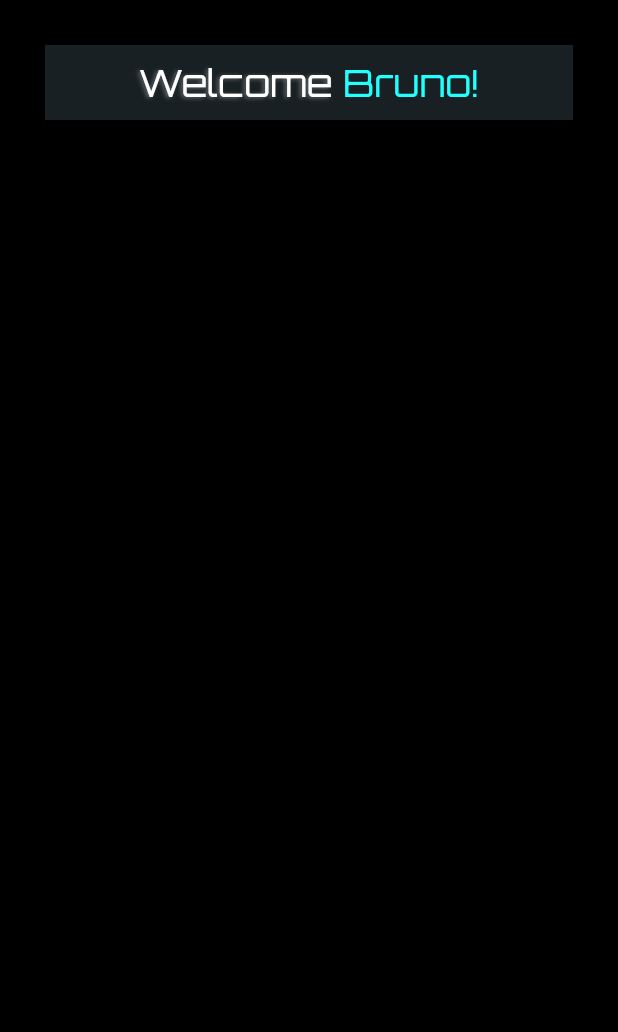
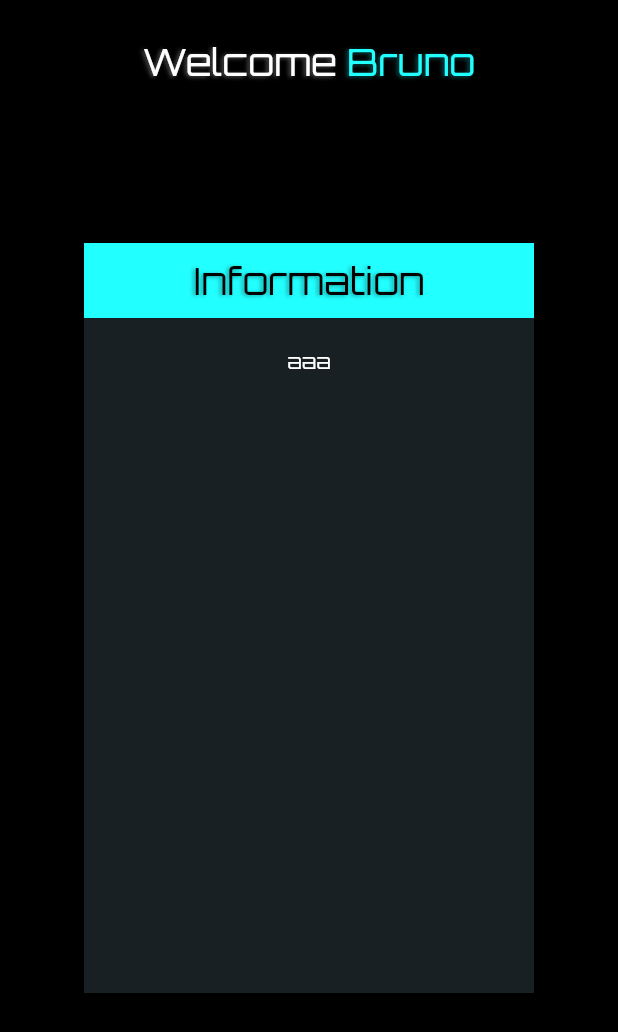
Before and after one commit to BrunoEleodoro/scifi_flutter, a Flutter app: the screen it shows after launch, on a phone screen of 412 x 824 dp. Shown: the top 1032 px of the screen. Run offline on Flutter 3.47's test engine with Material 2 defaults, Android fonts, the phone set to English and light mode, and no system bars; our stand-ins replace google_fonts, video_player.

Commit message:
novs features

```diff
--- /dev/null
+++ b/lib/NeonPanel.dart
@@ -0,0 +1,82 @@
+import 'package:flutter/material.dart';
+
+class NeonPanel extends StatefulWidget {
+  Widget neonTile;
+  Widget child;
+  double width;
+  double height;
+
+  NeonPanel({this.neonTile, this.child, this.width, this.height});
+  @override
+  _NeonPanelState createState() => _NeonPanelState();
+}
+
+class _NeonPanelState extends State<NeonPanel> with TickerProviderStateMixin {
+  Animation<double> _animationWidth;
+  AnimationController _animationControllerWidth;
+
+  Animation<double> _animationHeight;
+  AnimationController _animationControllerHeight;
+  bool showWidth = false;
+  bool showHeight = false;
+  bool end = false;
+  @override
+  void initState() {
+    super.initState();
+    // _animationControllerWidth =
+    //     AnimationController(vsync: this, duration: Duration(seconds: 2));
+    // _animationWidth = Tween<double>(begin: 0, end: widget.width).animate(
+    //     CurvedAnimation(
+    //         parent: _animationControllerWidth, curve: Curves.fastOutSlowIn));
+
+    // _animationControllerHeight =
+    //     AnimationController(vsync: this, duration: Duration(seconds: 2));
+    // _animationHeight = Tween<double>(begin: 0, end: widget.height).animate(
+    //     CurvedAnimation(
+    //         parent: _animationControllerHeight, curve: Curves.fastOutSlowIn));
+
+    Future.delayed(Duration(milliseconds: 200), () async {
+      // print('start');
+      // _animationControllerWidth.forward();
+      // await Future.delayed(Duration(seconds: 1));
+      // print('start2');
+      // _animationControllerHeight.forward();
+      setState(() {
+        showWidth = true;
+      });
+      await Future.delayed(Duration(seconds: 1));
+      setState(() {
+        showHeight = true;
+      });
+    });
+  }
+
+//  setState(() {
+//         startAnimationHeight = false;
+//       });
+  @override
+  Widget build(BuildContext context) {
+    print(widget.height);
+    return AnimatedContainer(
+        duration: Duration(milliseconds: 500),
+        width: (showWidth) ? widget.width : 0,
+        height: (showHeight) ? widget.height : 0,
+        // height: 400,
+        decoration: BoxDecoration(
+          color: Color(0XFF182024),
+        ),
+        onEnd: () => setState(() => end = true),
+        curve: Curves.easeIn,
+        child: (end)
+            ? Column(
+                children: <Widget>[
+                  widget.neonTile,
+                  SizedBox(
+                    height: 20,
+                  ),
+                  widget.child
+                ],
+              )
+            : SizedBox());
+  }
+}
--- /dev/null
+++ b/lib/NeonText.dart
@@ -0,0 +1,19 @@
+import 'package:flutter/material.dart';
+
+class NeonText extends StatelessWidget {
+  NeonText({this.text, this.color, this.size});
+  String text = "";
+  Color color;
+  double size;
+  @override
+  Widget build(BuildContext context) {
+    return Text(text,
+        style: TextStyle(fontSize: size, color: color, shadows: <Shadow>[
+          Shadow(
+            offset: Offset(-1.5, 1.0),
+            blurRadius: 3.0,
+            color: color.withAlpha(90),
+          ),
+        ]));
+  }
+}
--- /dev/null
+++ b/lib/NeonTile.dart
@@ -0,0 +1,38 @@
+import 'package:flutter/material.dart';
+
+class NeonTile extends StatefulWidget {
+  double width;
+  Widget child;
+  Color backgroundColor;
+  NeonTile({this.width, this.child, this.backgroundColor});
+
+  @override
+  _NeonTileState createState() => _NeonTileState();
+}
+
+class _NeonTileState extends State<NeonTile>
+    with SingleTickerProviderStateMixin {
+  bool startAnimation = false;
+  AnimationController _animationController;
+  bool show = false;
+  @override
+  void initState() {
+    super.initState();
+    Future.delayed(Duration(seconds: 1), () async {
+      setState(() {
+        startAnimation = true;
+      });
+    });
+  }
+
+  @override
+  Widget build(BuildContext context) {
+    return AnimatedContainer(
+        duration: Duration(milliseconds: 300),
+        height: 50,
+        width: (startAnimation) ? widget.width : 0,
+        decoration: BoxDecoration(color: widget.backgroundColor),
+        onEnd: () => setState(() => show = true),
+        child: (show) ? widget.child : SizedBox());
+  }
+}
--- a/lib/main.dart
+++ b/lib/main.dart
@@ -1,5 +1,8 @@
 import 'package:flutter/material.dart';
 import 'package:google_fonts/google_fonts.dart';
+import 'package:scifi_flutter/NeonPanel.dart';
+import 'package:scifi_flutter/NeonText.dart';
+import 'package:scifi_flutter/NeonTile.dart';
 import 'package:video_player/video_player.dart';
 
 void main() {
@@ -62,46 +65,48 @@ class _HomePageState extends State<HomePage>
     return Scaffold(
       backgroundColor: Colors.black,
       body: Padding(
-        padding: const EdgeInsets.all(30.0),
+        padding: const EdgeInsets.all(16.0),
         child: Stack(
-          alignment: Alignment.center,
           children: <Widget>[
-            AnimatedContainer(
-              duration: Duration(milliseconds: 300),
-              width: (startAnimation) ? MediaQuery.of(context).size.width : 0,
-              height: 50,
-              decoration: BoxDecoration(color: Color(0XFF182024), boxShadow: [
-                BoxShadow(
-                  color: Color(0xFF000000).withAlpha(60),
-                  blurRadius: 6.0,
-                  spreadRadius: 0.0,
-                  offset: Offset(
-                    0.0,
-                    3.0,
-                  ),
-                ),
-              ]),
+            Align(
+              alignment: Alignment.topCenter,
+              child: NeonTile(
+                width: MediaQuery.of(context).size.width,
                 child: Center(
                   child: Row(
                     mainAxisAlignment: MainAxisAlignment.center,
                     children: [
-                    Text('Welcome ',
-                        style: TextStyle(
-                            fontSize: 25,
+                      NeonText(
+                        text: 'Welcome ',
+                        size: 25,
                         color: Colors.white,
-                            shadows: <Shadow>[
-                              Shadow(
-                                offset: Offset(-1.5, 1.0),
-                                blurRadius: 3.0,
-                                color: Colors.white.withAlpha(90),
                       ),
-                            ])),
-                    Text('Bruno!',
-                        style: TextStyle(
-                          fontSize: 25,
+                      NeonText(
+                        text: 'Bruno',
+                        size: 25,
                         color: Color(0xFF22ffff),
-                        ))
+                      ),
                     ],
+                  ),
+                ),
+              ),
+            ),
+            Align(
+              alignment: Alignment.center,
+              child: NeonPanel(
+                child: Text('aaa'),
+                height: 500,
+                width: 300,
+                neonTile: NeonTile(
+                  width: 300,
+                  backgroundColor: Color(0xFF22ffff),
+                  child: Center(
+                    child: NeonText(
+                      text: 'Information',
+                      size: 25,
+                      color: Colors.black,
+                    ),
+                  ),
                 ),
               ),
             ),
```
Also changed, not shown: lib/teste.dart (added, +145 -0 lines), 1 other file. Lines whose indentation alone changed are shown as unchanged.
